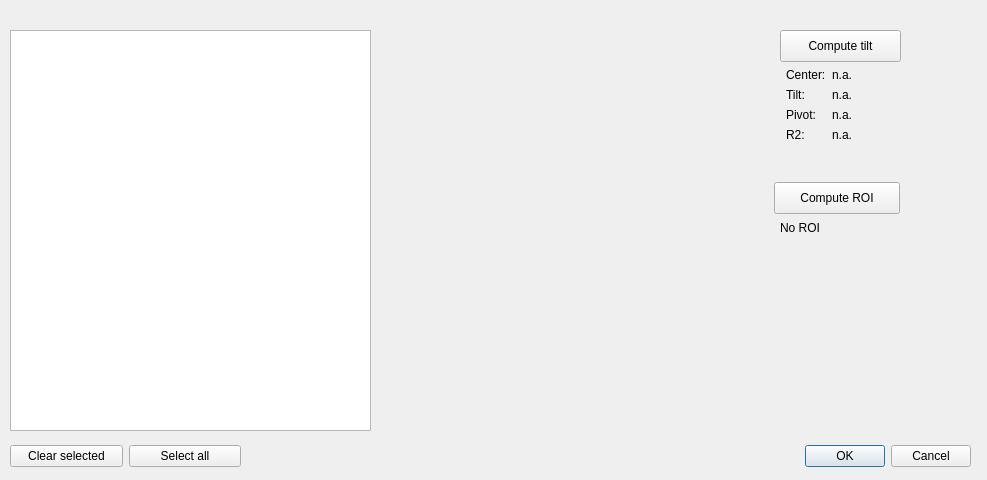
Before: the Qt Designer form src/muhrec3/viewgeometrylistdialog.ui in neutronimaging/imagingsuite, drawn with Qt 5.
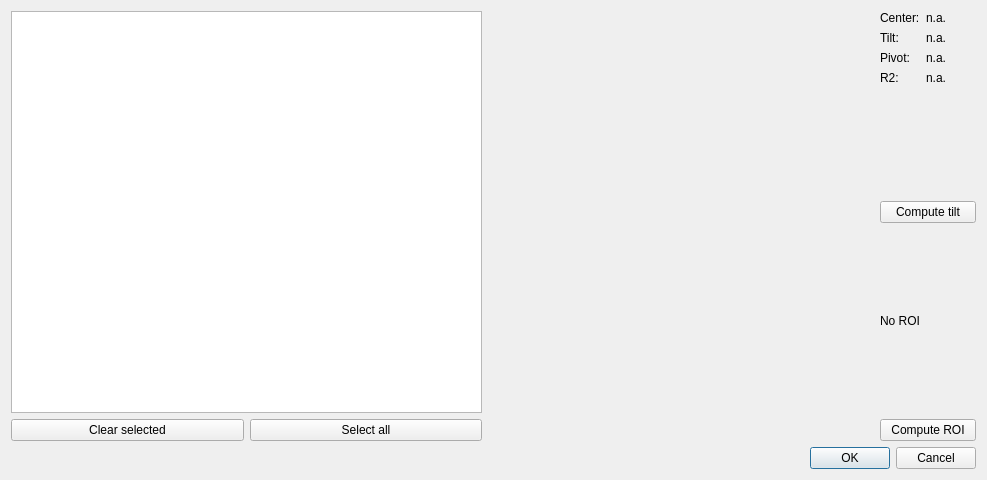
After: the same form once the commit is applied. Custom widgets are drawn as their Qt base class.

Commit message: Changed to dialog to scale the widget with scaling the dialog. Changed to provided pivot point to middle of the marked projection area, instead of the first slice in the recon history list.

```diff
--- a/src/muhrec3/viewgeometrylistdialog.ui
+++ b/src/muhrec3/viewgeometrylistdialog.ui
@@ -13,90 +13,15 @@
   <property name="windowTitle">
    <string>Stored configurations</string>
   </property>
-  <widget class="QDialogButtonBox" name="buttonBox">
-   <property name="geometry">
-    <rect>
-     <x>350</x>
-     <y>440</y>
-     <width>621</width>
-     <height>32</height>
-    </rect>
-   </property>
-   <property name="orientation">
-    <enum>Qt::Horizontal</enum>
-   </property>
-   <property name="standardButtons">
-    <set>QDialogButtonBox::Cancel|QDialogButtonBox::Ok</set>
-   </property>
-  </widget>
-  <widget class="QListWidget" name="listWidget">
-   <property name="geometry">
-    <rect>
-     <x>10</x>
-     <y>30</y>
-     <width>361</width>
-     <height>401</height>
-    </rect>
-   </property>
-  </widget>
-  <widget class="QtAddons::ImageViewerWidget" name="imageViewer" native="true">
-   <property name="geometry">
-    <rect>
-     <x>380</x>
-     <y>29</y>
-     <width>391</width>
-     <height>401</height>
-    </rect>
-   </property>
-  </widget>
-  <widget class="QPushButton" name="buttonMaxROI">
-   <property name="geometry">
-    <rect>
-     <x>774</x>
-     <y>182</y>
-     <width>126</width>
-     <height>32</height>
-    </rect>
-   </property>
-   <property name="text">
-    <string>Compute ROI</string>
-   </property>
-  </widget>
-  <widget class="QPushButton" name="buttonComputeTilt">
-   <property name="geometry">
-    <rect>
-     <x>780</x>
-     <y>30</y>
-     <width>121</width>
-     <height>32</height>
-    </rect>
-   </property>
-   <property name="text">
-    <string>Compute tilt</string>
-   </property>
-  </widget>
-  <widget class="QLabel" name="labelROI">
-   <property name="geometry">
-    <rect>
-     <x>780</x>
-     <y>220</y>
-     <width>44</width>
-     <height>16</height>
-    </rect>
-   </property>
-   <property name="text">
-    <string>No ROI</string>
-   </property>
-  </widget>
-  <widget class="QWidget" name="">
-   <property name="geometry">
-    <rect>
-     <x>10</x>
-     <y>440</y>
-     <width>231</width>
-     <height>32</height>
-    </rect>
-   </property>
+  <layout class="QVBoxLayout" name="verticalLayout">
+   <item>
+    <layout class="QHBoxLayout" name="horizontalLayout_2">
+     <item>
+      <layout class="QVBoxLayout" name="verticalLayout_2">
+       <item>
+        <widget class="QListWidget" name="listWidget"/>
+       </item>
+       <item>
    <layout class="QHBoxLayout" name="horizontalLayout">
     <item>
      <widget class="QPushButton" name="buttonClearSelected">
@@ -113,16 +38,22 @@
      </widget>
     </item>
    </layout>
-  </widget>
-  <widget class="QWidget" name="">
-   <property name="geometry">
-    <rect>
-     <x>786</x>
-     <y>68</y>
-     <width>171</width>
-     <height>90</height>
-    </rect>
-   </property>
+       </item>
+      </layout>
+     </item>
+     <item>
+      <widget class="QtAddons::ImageViewerWidget" name="imageViewer" native="true">
+       <property name="minimumSize">
+        <size>
+         <width>386</width>
+         <height>0</height>
+        </size>
+       </property>
+      </widget>
+     </item>
+     <item>
+      <layout class="QVBoxLayout" name="verticalLayout_3">
+       <item>
    <layout class="QFormLayout" name="formLayout">
     <item row="0" column="0">
      <widget class="QLabel" name="label1">
@@ -131,25 +62,6 @@
       </property>
      </widget>
     </item>
-    <item row="0" column="1">
-     <widget class="QLabel" name="labelCenter">
-      <property name="sizePolicy">
-       <sizepolicy hsizetype="Preferred" vsizetype="Preferred">
-        <horstretch>0</horstretch>
-        <verstretch>0</verstretch>
-       </sizepolicy>
-      </property>
-      <property name="minimumSize">
-       <size>
-        <width>50</width>
-        <height>0</height>
-       </size>
-      </property>
-      <property name="text">
-       <string>n.a.</string>
-      </property>
-     </widget>
-    </item>
     <item row="1" column="0">
      <widget class="QLabel" name="label2">
       <property name="text">
@@ -192,8 +104,63 @@
       </property>
      </widget>
     </item>
-   </layout>
-  </widget>
+         <item row="0" column="1">
+          <widget class="QLabel" name="labelCenter">
+           <property name="sizePolicy">
+            <sizepolicy hsizetype="Preferred" vsizetype="Preferred">
+             <horstretch>0</horstretch>
+             <verstretch>0</verstretch>
+            </sizepolicy>
+           </property>
+           <property name="minimumSize">
+            <size>
+             <width>50</width>
+             <height>0</height>
+            </size>
+           </property>
+           <property name="text">
+            <string>n.a.</string>
+           </property>
+          </widget>
+         </item>
+        </layout>
+       </item>
+       <item>
+        <widget class="QPushButton" name="buttonComputeTilt">
+         <property name="text">
+          <string>Compute tilt</string>
+         </property>
+        </widget>
+       </item>
+       <item>
+        <widget class="QLabel" name="labelROI">
+         <property name="text">
+          <string>No ROI</string>
+         </property>
+        </widget>
+       </item>
+       <item>
+        <widget class="QPushButton" name="buttonMaxROI">
+         <property name="text">
+          <string>Compute ROI</string>
+         </property>
+        </widget>
+       </item>
+      </layout>
+     </item>
+    </layout>
+   </item>
+   <item>
+    <widget class="QDialogButtonBox" name="buttonBox">
+     <property name="orientation">
+      <enum>Qt::Horizontal</enum>
+     </property>
+     <property name="standardButtons">
+      <set>QDialogButtonBox::Cancel|QDialogButtonBox::Ok</set>
+     </property>
+    </widget>
+   </item>
+  </layout>
  </widget>
  <customwidgets>
   <customwidget>
```
Lines whose indentation alone changed are shown as unchanged. The commit also changes 1 other file.
